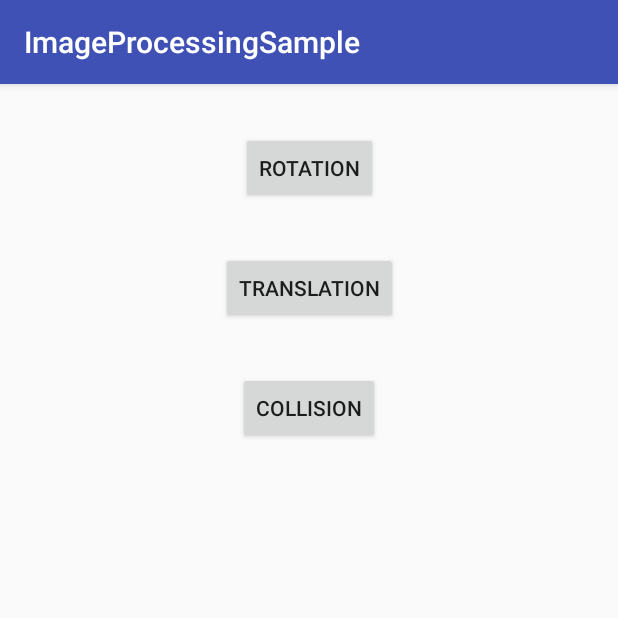
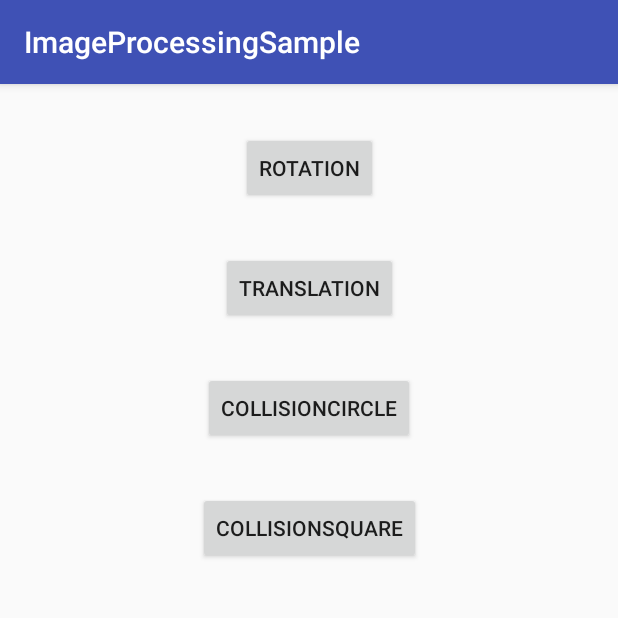
Before and after one commit to cm-kamei-hidetoshi/ImageProcessingSample, an Android app: the screen it shows after launch (MainActivity), on a phone screen of 412 x 824 dp, the top half of it. Run offline under Robolectric (Android 15) with nearby library versions, the phone set to English and light mode, and no system bars; 4 statements that could not run were skipped.

Commit message:
四角形のあたり判定ページを作成

```diff
--- a/app/src/main/AndroidManifest.xml
+++ b/app/src/main/AndroidManifest.xml
@@ -18,7 +18,8 @@
         </activity>
         <activity android:name=".page.rotation.RotationActivity" />
         <activity android:name=".page.translation.TranslationActivity" />
-        <activity android:name=".page.collision.CollisionActivity"></activity>
+        <activity android:name=".page.collision.circle.CollisionCircleActivity" />
+        <activity android:name=".page.collision.square.CollisionSquareActivity"></activity>
     </application>
 
 </manifest>
--- a/app/src/main/java/kamedon/com/imageprocessingsample/page/collision/ImageCollisionView.kt
+++ b/app/src/main/java/kamedon/com/imageprocessingsample/page/collision/circle/ImageCollisionCircleView.kt
@@ -1,4 +1,4 @@
-package kamedon.com.imageprocessingsample.page.collision
+package kamedon.com.imageprocessingsample.page.collision.circle
 
 import android.content.Context
 import android.graphics.Canvas
@@ -16,7 +16,7 @@ import kotlin.text.Typography.degree
  * Created by kamei.hidetoshi on 2017/04/12.
  */
 
-class ImageCollisionView @JvmOverloads constructor(
+class ImageCollisionCircleView @JvmOverloads constructor(
         context: Context,
         attrs: AttributeSet? = null,
         defStyleAttr: Int = 0) : SurfaceView(context, attrs, defStyleAttr), SurfaceHolder.Callback {
--- a/app/src/main/res/layout/activity_collision.xml
+++ b/app/src/main/res/layout/activity_collision_circle.xml
@@ -4,9 +4,9 @@
     xmlns:tools="http://schemas.android.com/tools"
     android:layout_width="match_parent"
     android:layout_height="match_parent"
-    tools:context="kamedon.com.imageprocessingsample.page.collision.CollisionActivity">
+    tools:context="kamedon.com.imageprocessingsample.page.collision.circle.CollisionCircleActivity">
 
-    <kamedon.com.imageprocessingsample.page.collision.ImageCollisionView
+    <kamedon.com.imageprocessingsample.page.collision.circle.ImageCollisionCircleView
         android:id="@+id/surfaceView"
         android:layout_width="0dp"
         android:layout_height="0dp"
--- a/app/src/main/res/layout/activity_main.xml
+++ b/app/src/main/res/layout/activity_main.xml
@@ -10,12 +10,12 @@
         android:id="@+id/btnRotation"
         android:layout_width="wrap_content"
         android:layout_height="wrap_content"
+        android:layout_marginTop="32dp"
         android:text="Rotation"
+        app:layout_constraintHorizontal_bias="0.501"
         app:layout_constraintLeft_toLeftOf="parent"
         app:layout_constraintRight_toRightOf="parent"
-        app:layout_constraintTop_toTopOf="parent"
-        android:layout_marginTop="32dp"
-        app:layout_constraintHorizontal_bias="0.501" />
+        app:layout_constraintTop_toTopOf="parent" />
 
     <Button
         android:id="@+id/btnTranslation"
@@ -23,19 +23,30 @@
         android:layout_height="wrap_content"
         android:layout_marginTop="32dp"
         android:text="translation"
+        app:layout_constraintHorizontal_bias="0.501"
         app:layout_constraintLeft_toLeftOf="parent"
         app:layout_constraintRight_toRightOf="parent"
-        app:layout_constraintTop_toBottomOf="@+id/btnRotation"
-        app:layout_constraintHorizontal_bias="0.501" />
+        app:layout_constraintTop_toBottomOf="@+id/btnRotation" />
 
     <Button
-        android:id="@+id/btnCollision"
+        android:id="@+id/btnCollisionCircle"
         android:layout_width="wrap_content"
         android:layout_height="wrap_content"
         android:layout_marginTop="32dp"
-        android:text="Collision"
+        android:text="CollisionCircle"
         app:layout_constraintLeft_toLeftOf="parent"
         app:layout_constraintRight_toRightOf="parent"
         app:layout_constraintTop_toBottomOf="@+id/btnTranslation" />
 
+    <Button
+        android:id="@+id/btnCollisionSquare"
+        android:layout_width="wrap_content"
+        android:layout_height="wrap_content"
+        android:layout_marginTop="32dp"
+        android:text="CollisionSquare"
+        app:layout_constraintLeft_toLeftOf="parent"
+        app:layout_constraintRight_toRightOf="parent"
+        app:layout_constraintTop_toBottomOf="@+id/btnCollisionCircle"
+        app:layout_constraintHorizontal_bias="0.502" />
+
 </android.support.constraint.ConstraintLayout>
```
Also changed, not shown: app/src/main/java/kamedon/com/imageprocessingsample/page/MainActivity.kt (+7 -3 lines), app/src/main/java/kamedon/com/imageprocessingsample/page/collision/circle/CollisionCircleActivity.kt (renamed from app/src/main/java/kamedon/com/imageprocessingsample/page/collision/CollisionActivity.kt, +5 -5 lines), app/src/main/java/kamedon/com/imageprocessingsample/page/collision/square/CollisionSquareActivity.kt (added, +14 -0 lines), app/src/main/java/kamedon/com/imageprocessingsample/page/collision/square/ImageCollisionSquareView.kt (added, +80 -0 lines), app/src/main/res/layout/activity_collision_square.xml (added, +21 -0 lines).
